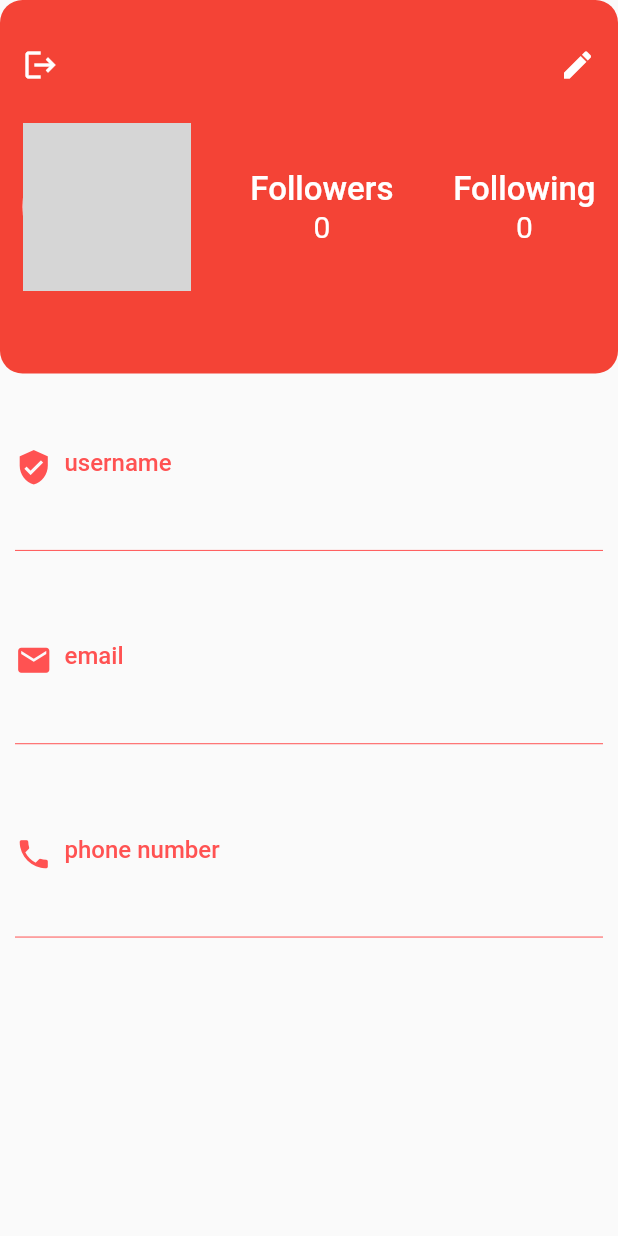
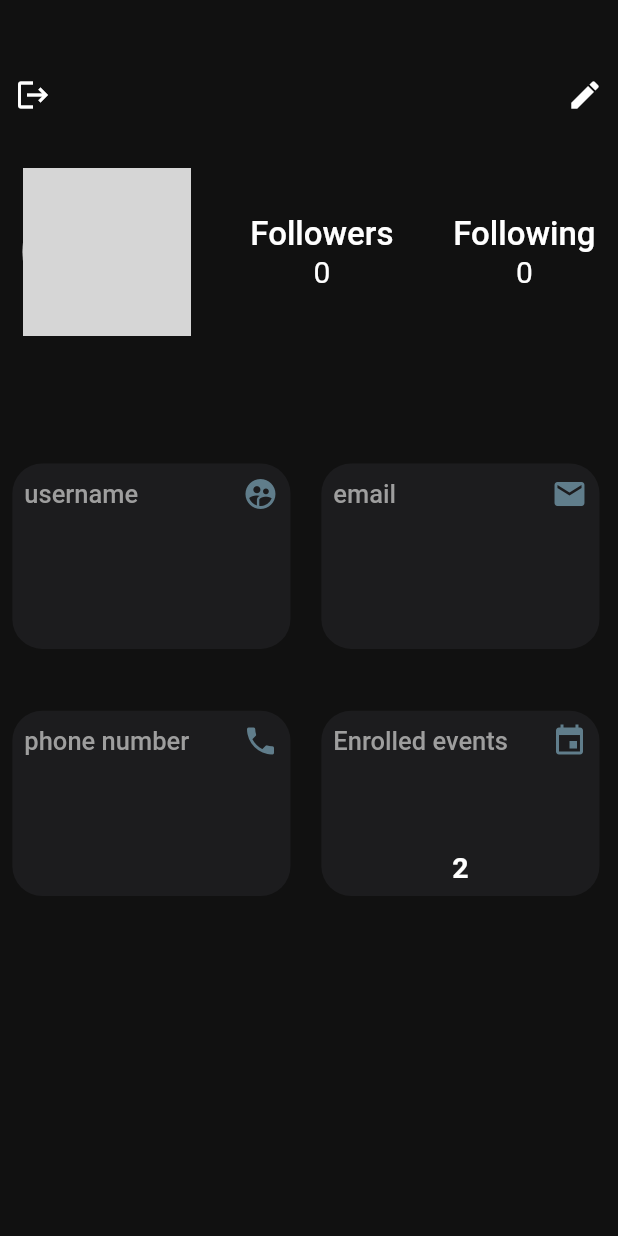
Before and after one commit to abdulqaderpatel/EventFlow, a Flutter app: the UserProfileScreen screen opened directly, on a phone screen of 412 x 824 dp. Run offline on Flutter 3.47's test engine with Material 2 defaults, Android fonts, the phone set to English and light mode, and no system bars; our stand-ins replace cloud_firestore, dotted_border, firebase_auth, firebase_core, firebase_storage, fluttertoast and 6 more; accounts and stored records are empty; network calls fail; statements that could not run were skipped; grey boxes are pictures that could not be loaded.

Commit message:
Improved user profile ui

```diff
--- a/lib/Reusable_Components/User/user_details_field.dart
+++ b/lib/Reusable_Components/User/user_details_field.dart
@@ -1,6 +1,5 @@
 import 'package:flutter/material.dart';
 import 'package:get/get.dart';
-
 
 class UserDetailField extends StatelessWidget {
   final IconData icon;
@@ -8,56 +7,51 @@ class UserDetailField extends StatelessWidget {
   final String details;
 
   const UserDetailField(
-      {super.key, required this.icon, required this.placeholder, required this.details});
+      {super.key,
+      required this.icon,
+      required this.placeholder,
+      required this.details});
 
   @override
   Widget build(BuildContext context) {
     return Container(
-      padding: const EdgeInsets.all(10),
-      height: Get.height * 0.12,
+      height: Get.height * 0.15,
+      width: Get.width * 0.45,
+      padding: const EdgeInsets.all(
+        8,
+      ),
+      decoration: BoxDecoration(
+        color: const Color(0xff1C1C1E),
+        borderRadius: BorderRadius.circular(
+          20,
+        ),
+      ),
+      child: Column(
+        mainAxisAlignment: MainAxisAlignment.spaceBetween,
+        children: [
+        Row(mainAxisAlignment: MainAxisAlignment.spaceBetween,
+            children: [
 
-      child: Column(
-        children: [
-          Row(
-            mainAxisAlignment: MainAxisAlignment.start,
-            crossAxisAlignment: CrossAxisAlignment.start,
-            children: [
-              Icon(
-                icon,size: 25,color: Colors.redAccent,
-              ),
-              const SizedBox(
-                width: 5,
-              ),
-              Column(mainAxisAlignment: MainAxisAlignment.start,crossAxisAlignment: CrossAxisAlignment.start,
-                children: [
-                  Container(
-                    margin: EdgeInsets.only(left: 3),
-                      child: Text(
+              Text(
                placeholder,
                 style: const TextStyle(
-                            color: Colors.redAccent,
-                            fontSize: 16,
+                    color: Colors.grey,
+                    fontSize: 17,
                     fontWeight: FontWeight.w500),
-                      )),
-                  const SizedBox(
-                    height: 5,
               ),
+              Icon(icon,color: Colors.blueGrey,),
+            ],
+          ),
+          Row(mainAxisAlignment: MainAxisAlignment.center,
+            children: [
               Text(
                 details,
                 style: const TextStyle(
-                        color: Colors.red,
-                        fontSize: 18,
+                    color: Colors.white,
+                    fontSize: 19,
                     fontWeight: FontWeight.w600),
               )
             ],
-              ),
-            ],
-          ),
-          SizedBox(height: 12,),
-          const Expanded(
-            child: Divider(
-              color: Colors.redAccent,
-            ),
           )
         ],
       ),
--- a/lib/Views/User/Profile/user_profile.dart
+++ b/lib/Views/User/Profile/user_profile.dart
@@ -54,16 +54,14 @@ class _UserProfileScreenState extends State<UserProfileScreen> {
 
     for (var element in followingData.docs) {
       followingTemp.add(element.data());
-
     }
     followingItems = followingTemp;
 
-    for(var element in followerData.docs)
-      {
+    for (var element in followerData.docs) {
       followerTemp.add(element.data());
     }
 
-    followerItems=followerTemp;
+    followerItems = followerTemp;
 
     List<Map<String, dynamic>> temp = [];
     var data = await FirebaseTable()
@@ -92,26 +90,32 @@ class _UserProfileScreenState extends State<UserProfileScreen> {
     return Scaffold(
         body: isLoaded
             ? SingleChildScrollView(
+                child: Container(
+                  height: Get.height,
+                  color: Color(0xff111111),
                   child: Center(
                     child: Column(
                       children: [
                         Container(
-                        padding: const EdgeInsets.symmetric(
-                            horizontal: 15, vertical: 30),
-                        decoration: BoxDecoration(
-                            color: Colors.red,
-                            borderRadius: BorderRadius.circular(15)),
+                          padding: const EdgeInsets.only(top: 40, bottom: 20),
+                          decoration: const BoxDecoration(
+                            color: Color(0xff111111),
+                          ),
                           width: Get.width,
                           child: Column(
                             children: [
-                            Row(
-                              mainAxisAlignment: MainAxisAlignment.spaceBetween,
+                              Container(
+                                padding: const EdgeInsets.all(10),
+                                child: Row(
+                                  mainAxisAlignment:
+                                      MainAxisAlignment.spaceBetween,
                                   children: [
                                     InkWell(
                                       onTap: () async {
                                         await FirebaseAuth.instance.signOut();
                                         Navigator.pushReplacement(context,
-                                        MaterialPageRoute(builder: (context) {
+                                            MaterialPageRoute(
+                                                builder: (context) {
                                           return const AdminOrUserScreen();
                                         }));
                                         Toast().successMessage(
@@ -133,7 +137,8 @@ class _UserProfileScreenState extends State<UserProfileScreen> {
                                     InkWell(
                                       onTap: () {
                                         Navigator.push(context,
-                                        MaterialPageRoute(builder: (context) {
+                                            MaterialPageRoute(
+                                                builder: (context) {
                                           return const EditUserProfileScreen();
                                         }));
                                       },
@@ -144,11 +149,16 @@ class _UserProfileScreenState extends State<UserProfileScreen> {
                                     ),
                                   ],
                                 ),
+                              ),
                               const SizedBox(
                                 height: 25,
                               ),
-                            Row(
-                              mainAxisAlignment: MainAxisAlignment.spaceBetween,
+                              Container(
+                                margin:
+                                    const EdgeInsets.symmetric(horizontal: 15),
+                                child: Row(
+                                  mainAxisAlignment:
+                                      MainAxisAlignment.spaceBetween,
                                   children: [
                                     Container(
                                       child: items[0]["image"] == null
@@ -178,7 +188,8 @@ class _UserProfileScreenState extends State<UserProfileScreen> {
                                               fontSize: 22,
                                               fontWeight: FontWeight.w500),
                                         ),
-                                    InkWell(onTap: (){
+                                        InkWell(
+                                          onTap: () {
                                             Navigator.push(context,
                                                 MaterialPageRoute(
                                                     builder: (context) {
@@ -226,37 +237,59 @@ class _UserProfileScreenState extends State<UserProfileScreen> {
                                     ),
                                   ],
                                 ),
+                              ),
                               const SizedBox(
                                 height: 25,
                               ),
                             ],
                           ),
                         ),
+                        Container(
+                          padding: EdgeInsets.symmetric(
+                              horizontal: Get.width * 0.02),
+                          child: Column(
+                            children: [
                               const SizedBox(
                                 height: 40,
                               ),
+                              Row(
+                                children: [
                                   UserDetailField(
-                          icon: Icons.verified_user,
+                                      icon: Icons.supervised_user_circle,
                                       placeholder: "username",
                                       details: items[0]["username"]),
-                      const SizedBox(
-                        height: 30,
+                                  SizedBox(
+                                    width: Get.width * 0.05,
                                   ),
                                   UserDetailField(
                                       icon: Icons.email,
                                       placeholder: "email",
                                       details: items[0]["email"]),
-                      const SizedBox(
-                        height: 30,
+                                ],
+
                               ),
+                              SizedBox(height: Get.height*0.05,),
+                              Row(
+                                children: [
                                   UserDetailField(
                                       icon: Icons.phone,
                                       placeholder: "phone number",
-                          details: items[0]["phone_number"].toString()),
-                      const SizedBox(
-                        height: 30,
+                                      details:
+                                          items[0]["phone_number"].toString()),
+                                  SizedBox(
+                                    width: Get.width * 0.05,
+                                  ),
+                                  const UserDetailField(
+                                      icon: Icons.event,
+                                      placeholder: "Enrolled events",
+                                      details: "2"),
+                                ],
                               ),
                             ],
+                          ),
+                        ),
+                      ],
+                    ),
                   ),
                 ),
               )
--- a/lib/Views/User/user_navigation_bar.dart
+++ b/lib/Views/User/user_navigation_bar.dart
@@ -42,7 +42,7 @@ class UserNavigationBar extends StatelessWidget {
 
                 color: Colors.white,
                 tabBackgroundColor: Colors.grey.shade900,
-                padding: const EdgeInsets.all(8),
+                padding: const EdgeInsets.all(5),
 
                  tabs:const [ GButton(
                    icon: Icons.event,
```
Lines whose indentation alone changed are shown as unchanged.
